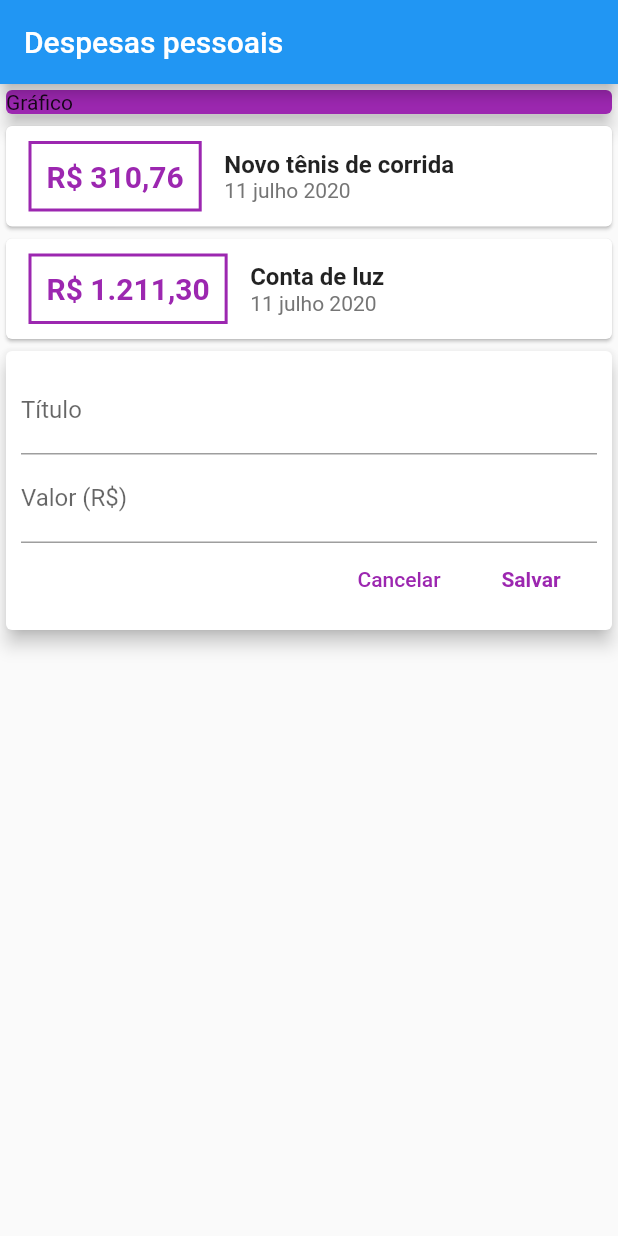
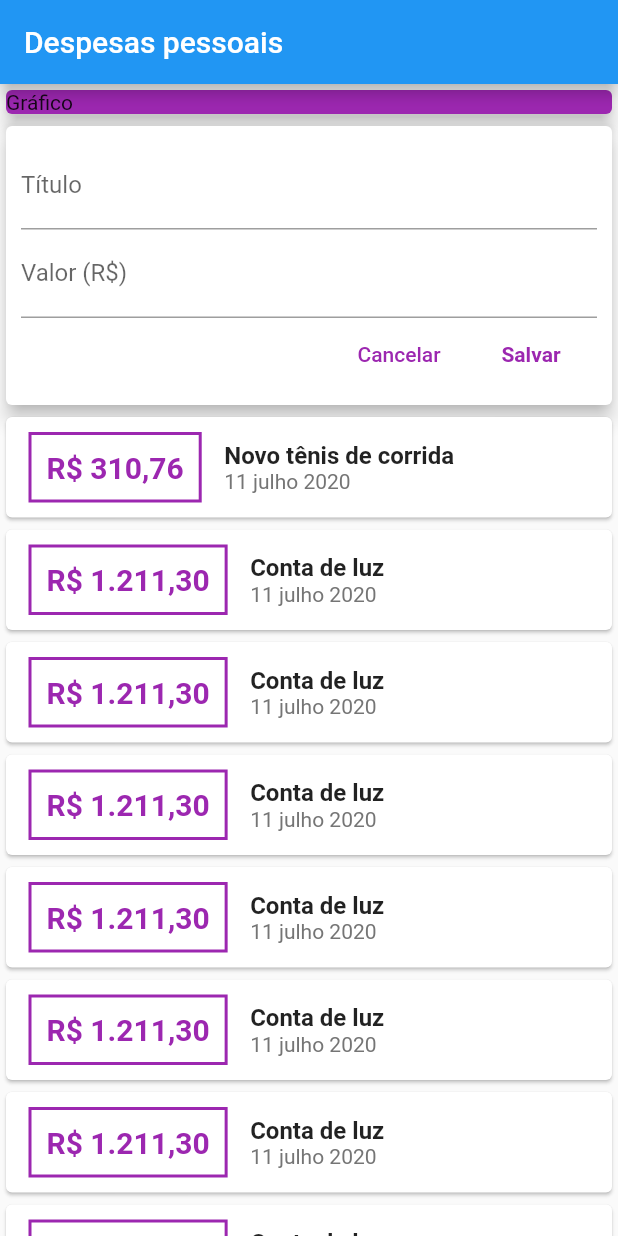
Before and after one commit to lucasbiancogs/expenses, a Flutter app: the screen it shows after launch, on a phone screen of 412 x 824 dp. Run offline on Flutter 3.47's test engine with Material 2 defaults, Android fonts, the phone set to English and light mode, and no system bars.

Commit message:
Fixing overlay bugs

```diff
--- a/lib/components/transaction_form.dart
+++ b/lib/components/transaction_form.dart
@@ -3,6 +3,10 @@ import 'package:flutter/material.dart';
 class TransactionForm extends StatelessWidget {
   final titleControler = TextEditingController();
   final valueControler = TextEditingController();
+
+  final void Function(String, double) onSubmit;
+
+  TransactionForm(this.onSubmit);
 
   @override
   Widget build(BuildContext context) {
@@ -39,8 +43,13 @@ class TransactionForm extends StatelessWidget {
                   ),
                   textColor: Colors.purple,
                   onPressed: () {
-                    print(titleControler.text);
-                    print(valueControler.text);
+                    final title = titleControler.text;
+                    /*
+                    Um jeito muito interessante de tentar realizar uma ação
+                    e se não conseguir atribuir um valor padrão
+                    */
+                    final value = double.tryParse(valueControler.text) ?? 0;
+                    onSubmit(title, value);
                   },
                 ),
               ],
--- a/lib/components/transaction_list.dart
+++ b/lib/components/transaction_list.dart
@@ -13,7 +13,10 @@ class TransactionList extends StatelessWidget {
     Intl.defaultLocale = 'pt_BR';
     initializeDateFormatting('pt_BR', null);
 
-    return Column(children: <Widget>[
+    return Container(
+      height: 600,
+      child: SingleChildScrollView(
+        child: Column(children: <Widget>[
           ...transactions.map((tr) {
             return Card(
               child: Row(
@@ -60,6 +63,8 @@ class TransactionList extends StatelessWidget {
               ),
             );
           }).toList(),
-    ]);
+        ]),
+      ),
+    );
   }
 }
--- a/lib/components/transaction_user.dart
+++ b/lib/components/transaction_user.dart
@@ -1,3 +1,5 @@
+import 'dart:math';
+
 import 'package:flutter/material.dart';
 import 'transaction_form.dart';
 import 'transaction_list.dart';
@@ -21,14 +23,75 @@ class _TransactionUserState extends State<TransactionUser> {
       value: 1211.30,
       date: DateTime.now(),
     ),
+    Transaction(
+      id: 't2',
+      title: 'Conta de luz',
+      value: 1211.30,
+      date: DateTime.now(),
+    ),
+    Transaction(
+      id: 't2',
+      title: 'Conta de luz',
+      value: 1211.30,
+      date: DateTime.now(),
+    ),
+    Transaction(
+      id: 't2',
+      title: 'Conta de luz',
+      value: 1211.30,
+      date: DateTime.now(),
+    ),
+    Transaction(
+      id: 't2',
+      title: 'Conta de luz',
+      value: 1211.30,
+      date: DateTime.now(),
+    ),
+    Transaction(
+      id: 't2',
+      title: 'Conta de luz',
+      value: 1211.30,
+      date: DateTime.now(),
+    ),
+    Transaction(
+      id: 't2',
+      title: 'Conta de luz',
+      value: 1211.30,
+      date: DateTime.now(),
+    ),
+    Transaction(
+      id: 't2',
+      title: 'Conta de luz',
+      value: 1211.30,
+      date: DateTime.now(),
+    ),
+    Transaction(
+      id: 't2',
+      title: 'Conta de luz',
+      value: 1211.30,
+      date: DateTime.now(),
+    ),
   ];
+
+  _addTransaction(String title, double value) {
+    final newTransaction = Transaction(
+      id: Random().nextDouble().toString(),
+      title: title,
+      value: value,
+      date: DateTime.now(),
+    );
+
+    setState(() {
+      _transactions.add(newTransaction);
+    });
+  }
 
   @override
   Widget build(BuildContext context) {
     return Column(
       children: <Widget>[
+        TransactionForm(_addTransaction),
         TransactionList(_transactions),
-        TransactionForm(),
       ],
     );
   }
--- a/lib/main.dart
+++ b/lib/main.dart
@@ -14,18 +14,17 @@ class ExpensesApp extends StatelessWidget {
 }
 
 class MyHomePage extends StatelessWidget {
-
   final titleControler = TextEditingController();
   final valueControler = TextEditingController();
 
   @override
   Widget build(BuildContext context) {
-
     return Scaffold(
       appBar: AppBar(
         title: Text('Despesas pessoais'),
       ),
-      body: Column(
+      body: SingleChildScrollView(
+              child: Column(
           children: <Widget>[
             Container(
               width: double.infinity,
@@ -38,6 +37,7 @@ class MyHomePage extends StatelessWidget {
             TransactionUser(),
           ],
         ),
+      ),
     );
   }
 }
```
Lines whose indentation alone changed are shown as unchanged.
